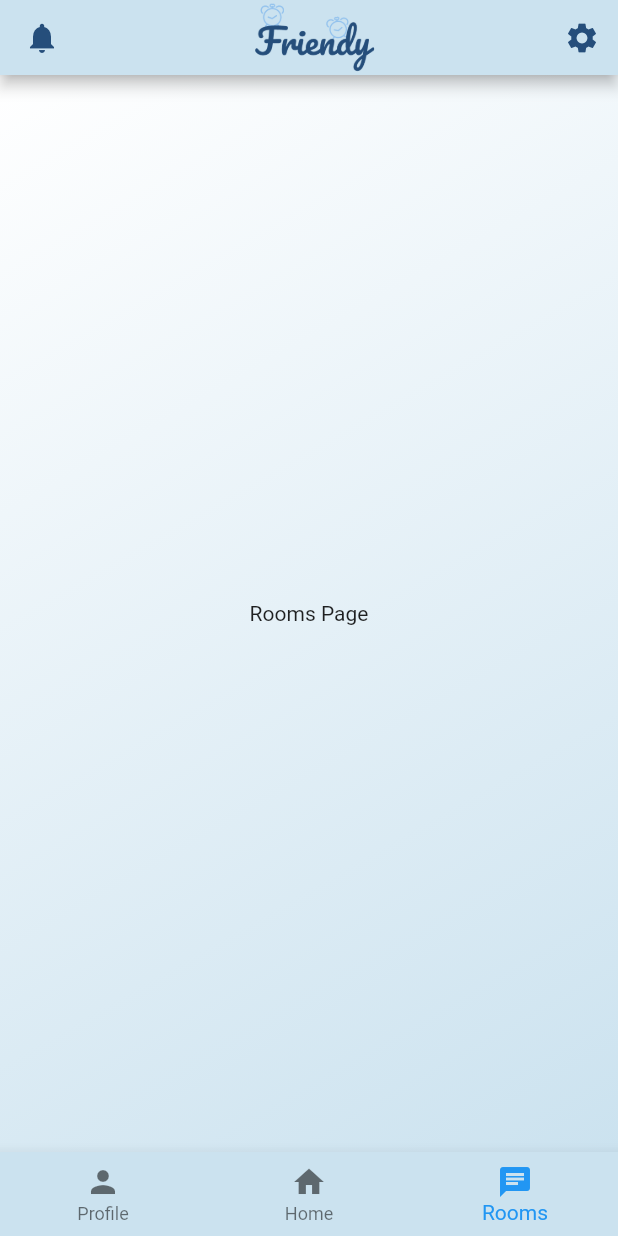
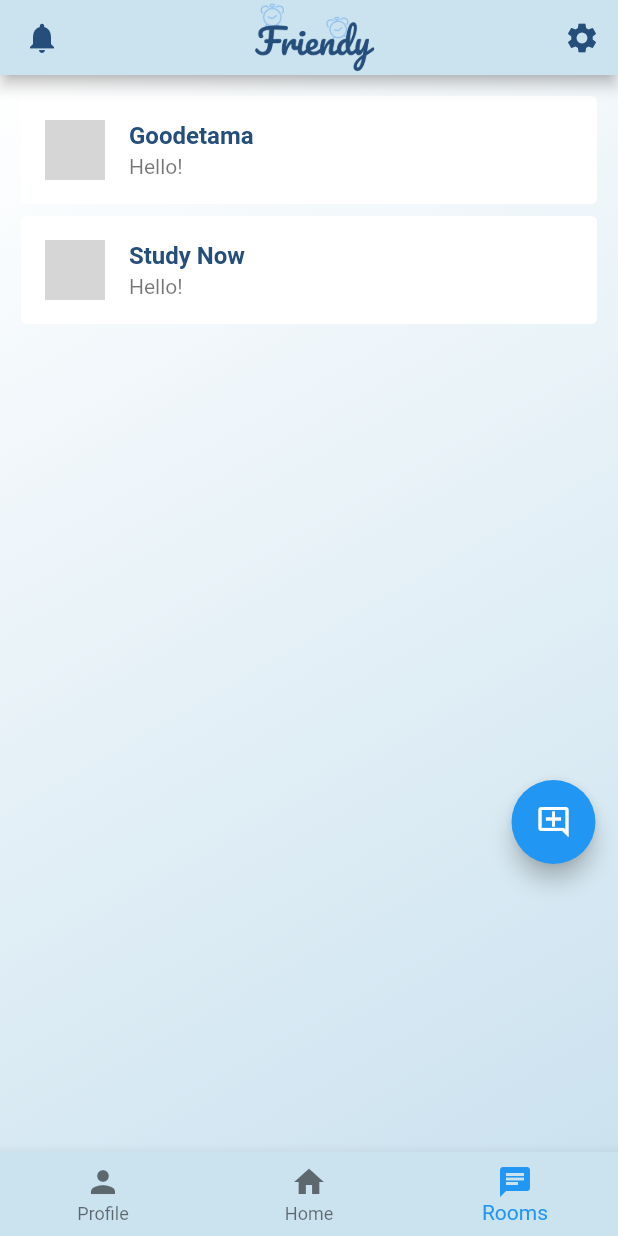
Before and after one commit to siqiang-ng/friendy_Goodetama, a Flutter app: the BottomNavBar screen opened directly, item 3 of the bottom bar chosen, on a phone screen of 412 x 824 dp. Run offline on Flutter 3.47's test engine with Material 2 defaults, Android fonts, the phone set to English and light mode, and no system bars; our stand-ins replace firebase_auth, firebase_core; missing offline and left inert: dart:ffi; accounts and stored records are empty; network calls fail; grey boxes are pictures that could not be loaded.

Commit message:
roomspage design

```diff
--- a/lib/roomsPage/roomsBody.dart
+++ b/lib/roomsPage/roomsBody.dart
@@ -1,15 +1,67 @@
+import 'dart:ffi';
+
+import 'package:flutter/cupertino.dart';
 import 'package:flutter/material.dart';
 import 'package:friendy/components/background.dart';
+import 'package:friendy/style/palette.dart';
 
 class RoomsBody extends StatelessWidget {
   @override
   Widget build(BuildContext context) {
     return Background(
-        body: Container(
-          child: Center(
-            child: Text("Rooms Page"),
-          ),
-        )
+      body: SafeArea(
+        child: ListView(
+          padding: EdgeInsets.all(10.0),
+          children: <Widget>[
+            Card(
+              child: ListTile(
+                leading: CircleAvatar(
+                  backgroundImage: NetworkImage(
+                      'https://thumbs.dreamstime.com/b/creative-illustration-default-avatar-profile-placeholder-isolated-background-art-design-grey-photo-blank-template-mockup-144855718.jpg'
+                  ),
+                ),
+                title: Text("Goodetama",
+                  style: TextStyle(
+                    color: Palette.kDarkBlue,
+                    fontWeight: FontWeight.bold,
+                  ),
+                ),
+                subtitle: Text("Hello!"),
+                onTap: () {},
+              ),
+              elevation: 0,
+            ),
+            Card(
+              child: ListTile(
+                leading: CircleAvatar(
+                  backgroundImage: NetworkImage(
+                      'https://thumbs.dreamstime.com/b/creative-illustration-default-avatar-profile-placeholder-isolated-background-art-design-grey-photo-blank-template-mockup-144855718.jpg'
+                  ),
+                ),
+                title: Text("Study Now",
+                  style: TextStyle(
+                    color: Palette.kDarkBlue,
+                    fontWeight: FontWeight.bold,
+                  ),
+                ),
+                subtitle: Text("Hello!"),
+                onTap: () {},
+              ),
+              elevation: 0,
+            ),
+            Padding(
+              padding: EdgeInsets.fromLTRB(1.0, 300.0 , 5.0, 5.0),
+              child: Align(
+                alignment: Alignment.bottomRight,
+                child: FloatingActionButton(
+                  onPressed: () {},
+                  child: Icon(Icons.add_comment_outlined),
+                ),
+              ),
+            ),
+          ],
+        ),
+      ),
     );
   }
 }
```
